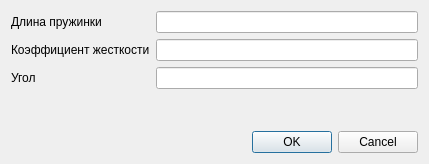
Qt form moyproject/dialog.ui (IlyaAgrelov/BAK-Labs) before a commit.
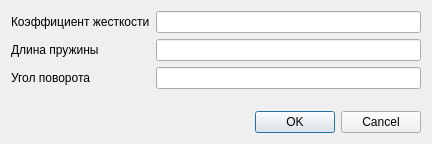
The same form after that commit.

Diff of the .ui file:
```diff
--- a/moyproject/dialog.ui
+++ b/moyproject/dialog.ui
@@ -1,13 +1,13 @@
 <?xml version="1.0" encoding="UTF-8"?>
 <ui version="4.0">
  <class>Dialog</class>
- <widget class="QDialog" name="Dialog">
+ <widget class="QWidget" name="Dialog">
   <property name="geometry">
    <rect>
     <x>0</x>
     <y>0</y>
-    <width>429</width>
-    <height>164</height>
+    <width>432</width>
+    <height>144</height>
    </rect>
   </property>
   <property name="windowTitle">
@@ -20,20 +20,44 @@
    <string>&lt;html&gt;&lt;head/&gt;&lt;body&gt;&lt;p&gt;Опа&lt;/p&gt;&lt;/body&gt;&lt;/html&gt;</string>
   </property>
   <layout class="QFormLayout" name="formLayout">
-   <item row="0" column="1">
-    <widget class="QLineEdit" name="lineEdit_2"/>
+   <item row="0" column="0">
+    <widget class="QLabel" name="label">
+     <property name="text">
+      <string>Коэффициент жесткости</string>
+     </property>
+    </widget>
    </item>
-   <item row="5" column="1">
+   <item row="1" column="0">
+    <widget class="QLabel" name="label_2">
+     <property name="text">
+      <string>Длина пружины</string>
+     </property>
+    </widget>
+   </item>
+   <item row="4" column="1">
     <widget class="QDialogButtonBox" name="buttonBox">
-     <property name="orientation">
-      <enum>Qt::Horizontal</enum>
-     </property>
      <property name="standardButtons">
       <set>QDialogButtonBox::Cancel|QDialogButtonBox::Ok</set>
      </property>
     </widget>
    </item>
-   <item row="4" column="1">
+   <item row="0" column="1">
+    <widget class="QLineEdit" name="lineEdit"/>
+   </item>
+   <item row="1" column="1">
+    <widget class="QLineEdit" name="lineEdit_2"/>
+   </item>
+   <item row="2" column="1">
+    <widget class="QLineEdit" name="lineEdit_3"/>
+   </item>
+   <item row="2" column="0">
+    <widget class="QLabel" name="label_3">
+     <property name="text">
+      <string>Угол поворота</string>
+     </property>
+    </widget>
+   </item>
+   <item row="3" column="1">
     <spacer name="verticalSpacer">
      <property name="orientation">
       <enum>Qt::Vertical</enum>
@@ -46,33 +70,6 @@
      </property>
     </spacer>
    </item>
-   <item row="1" column="1">
-    <widget class="QLineEdit" name="lineEdit"/>
-   </item>
-   <item row="0" column="0">
-    <widget class="QLabel" name="label_2">
-     <property name="text">
-      <string>Длина пружинки</string>
-     </property>
-    </widget>
-   </item>
-   <item row="1" column="0">
-    <widget class="QLabel" name="label">
-     <property name="text">
-      <string>Коэффициент жесткости</string>
-     </property>
-    </widget>
-   </item>
-   <item row="2" column="1">
-    <widget class="QLineEdit" name="lineEdit_3"/>
-   </item>
-   <item row="2" column="0">
-    <widget class="QLabel" name="label_3">
-     <property name="text">
-      <string>Угол</string>
-     </property>
-    </widget>
-   </item>
   </layout>
  </widget>
  <resources/>
```
Left out of the diff: 43 changed lines with no effect on the pictures.
